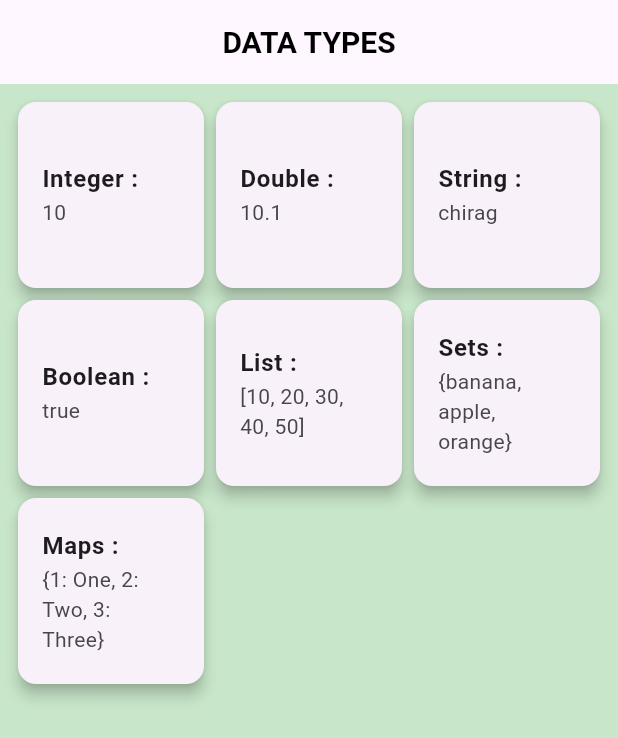
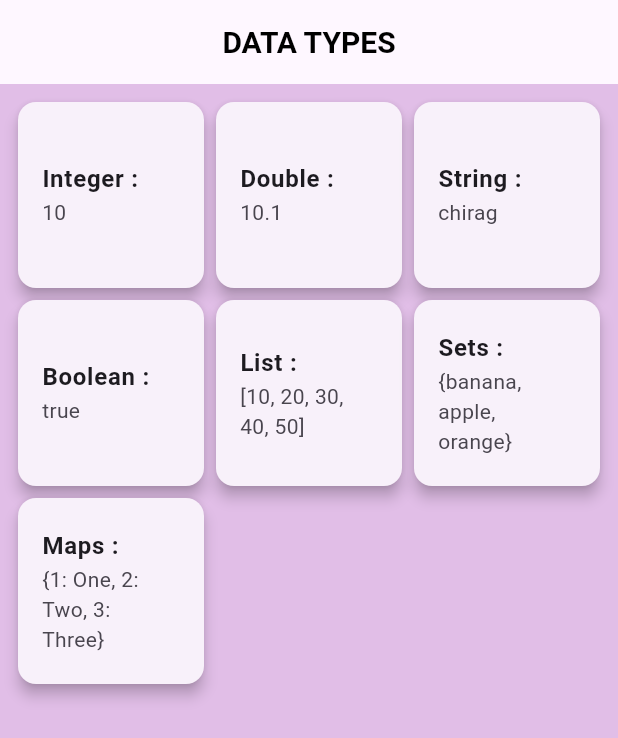
Before and after one commit to SheetalAlbiorix/Chiraglearn_flutter, a Flutter app: the screen it shows after launch, after a tap on "Task 1 - Data Type Task", on a phone screen of 412 x 824 dp. Shown: the top 738 px of the screen. Run offline on Flutter 3.47's test engine with Material 3 defaults, Android fonts, the phone set to English and light mode, and no system bars.

Commit message:
- color change in screens

```diff
--- a/lib/view/datatype.dart
+++ b/lib/view/datatype.dart
@@ -41,7 +41,7 @@ class _DatatypeScreenState extends State<DatatypeScreen> {
   @override
   Widget build(BuildContext context) {
     return Scaffold(
-        backgroundColor: Colors.green.shade100,
+        backgroundColor: Colors.purple.shade100,
         appBar: CustomAppbar().appbar("DATA TYPES"),
         body: Padding(
           padding: const EdgeInsets.all(8.0),
--- a/lib/view/index.dart
+++ b/lib/view/index.dart
@@ -16,7 +16,7 @@ class _IndexScreenState extends State<IndexScreen> {
   @override
   Widget build(BuildContext context) {
     return Scaffold(
-      backgroundColor: Colors.green.shade100,
+      backgroundColor: Colors.purple.shade100,
       appBar: CustomAppbar().appbar("INDEX"),
       body: Padding(
         padding: const EdgeInsets.all(8.0),
```
